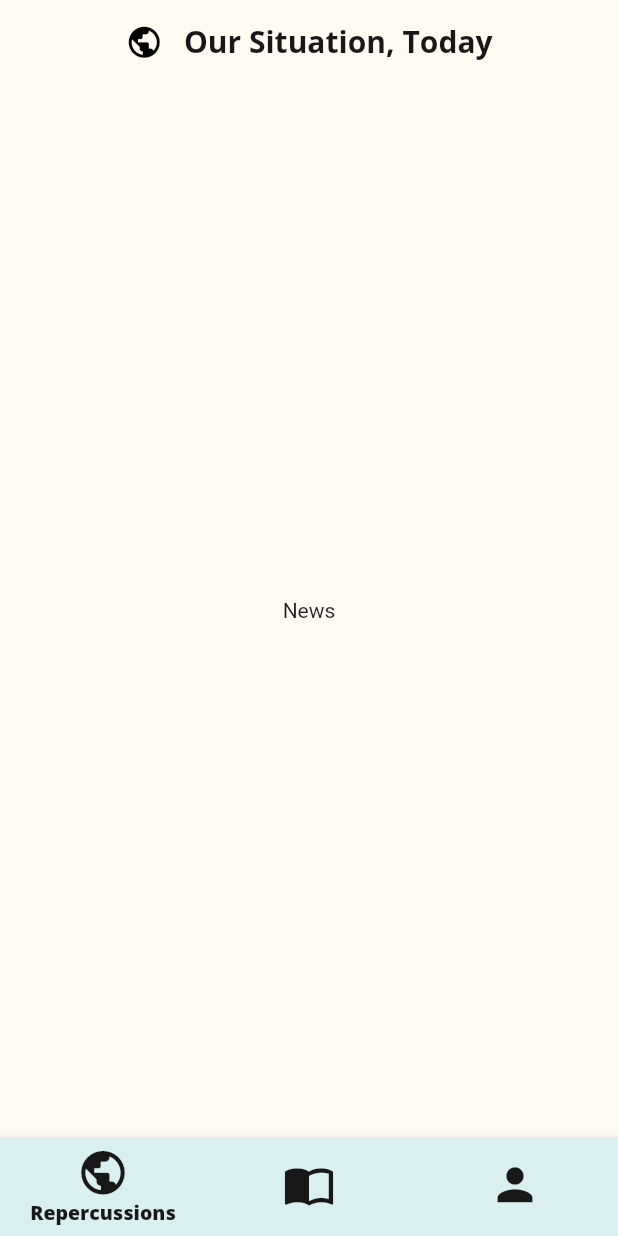
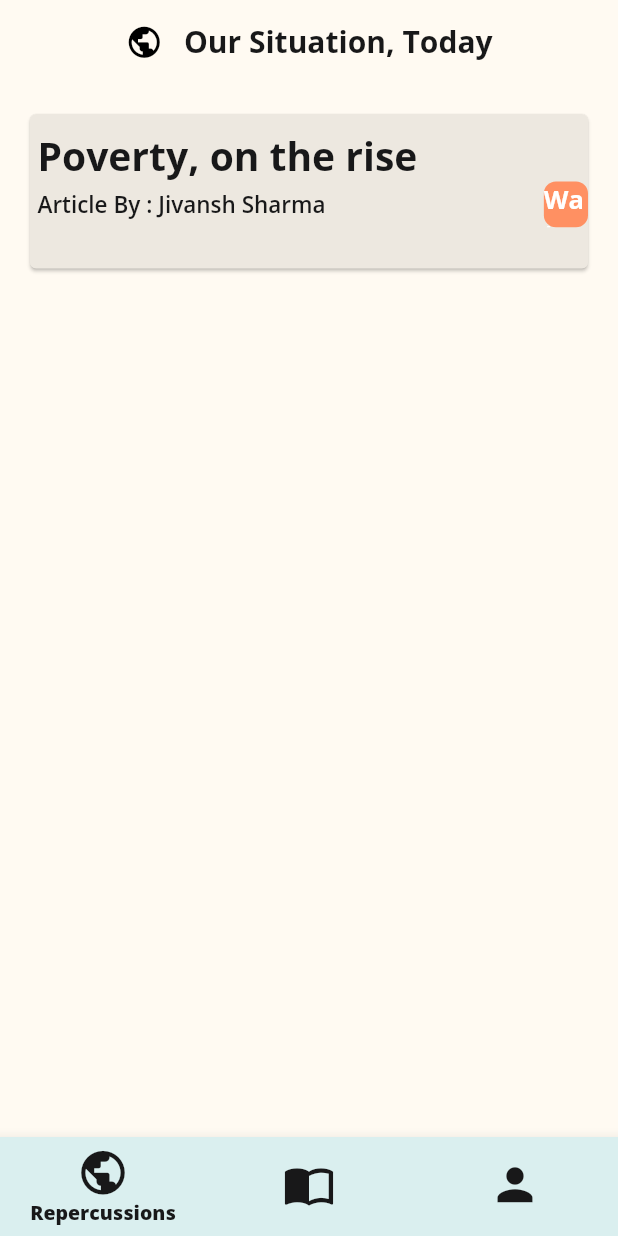
Before and after one commit to tofuSwag/wakeup-exun, a Flutter app: the screen it shows after launch, on a phone screen of 412 x 824 dp. Run offline on Flutter 3.47's test engine with Material 2 defaults, Android fonts, the phone set to English and light mode, and no system bars.

Commit message:
finish card layout

```diff
--- /dev/null
+++ b/lib/components/news.dart
@@ -0,0 +1,97 @@
+import 'package:flutter/material.dart';
+import 'package:wakeup/configs/palette.dart';
+
+class News extends StatefulWidget {
+  final String newsTitle;
+  final String newsAuthor;
+  final String newsTag;
+  final screenWidth;
+  final screenHeight;
+
+  const News(
+      {Key key,
+      this.newsTitle,
+      this.newsAuthor,
+      this.newsTag,
+      this.screenWidth,
+      this.screenHeight})
+      : super(key: key);
+
+  @override
+  _NewsState createState() => _NewsState();
+}
+
+class _NewsState extends State<News> {
+  String _newsTitle;
+  String _newsAuthor;
+  String _newsTag;
+  var _screenWidth;
+  var _screenHeight;
+
+  @override
+  void initState() {
+    super.initState();
+    _newsTitle = widget.newsTitle;
+    _newsAuthor = widget.newsAuthor;
+    _newsTag = widget.newsTag;
+    _screenHeight = widget.screenHeight;
+    _screenWidth = widget.screenWidth;
+  }
+
+  @override
+  Widget build(BuildContext context) {
+    final titleTheme = Theme.of(context).textTheme.caption;
+    final authorTheme = Theme.of(context).textTheme.bodyText1;
+    return Card(
+      margin: EdgeInsets.all(20),
+      color: Palette.cardBackground,
+      elevation: 1.0,
+      child: Container(
+        height: _screenHeight / 8,
+        width: _screenWidth,
+        child: Column(
+          children: [
+            Row(
+              children: [
+                Padding(
+                  padding: const EdgeInsets.only(top: 10, left: 5),
+                  child: Text("$_newsTitle", style: titleTheme),
+                ),
+              ],
+            ),
+            SafeArea(
+              child: Row(
+                mainAxisAlignment: MainAxisAlignment.spaceBetween,
+                children: [
+                  Padding(
+                    padding: const EdgeInsets.only(left: 5),
+                    child:
+                        Text("Article By : $_newsAuthor", style: authorTheme),
+                  ),
+                  Container(
+                    child: Center(
+                      child: Text(
+                        "Water",
+                        style: TextStyle(
+                          fontFamily: "OSBold",
+                          fontSize: 17,
+                          color: Colors.white,
+                        ),
+                      ),
+                    ),
+                    height: _screenHeight / 27,
+                    width: _screenWidth / 14,
+                    decoration: BoxDecoration(
+                      color: Palette.accent,
+                      borderRadius: BorderRadius.circular(8),
+                    ),
+                  )
+                ],
+              ),
+            ),
+          ],
+        ),
+      ),
+    );
+  }
+}
--- a/lib/configs/palette.dart
+++ b/lib/configs/palette.dart
@@ -8,6 +8,7 @@ class Palette {
   static const Color accent = Color(0xffFF9062);
   static const Color hint = Color(0xff84B7B6);
   static const Color lightHint = Color(0xffDAEFEF);
+  static const Color cardBackground = Color(0xffEDE8E0);
 
   // Article Tags
   static const Color poverty = Color(0xffEFCA58);
--- a/lib/main.dart
+++ b/lib/main.dart
@@ -18,6 +18,10 @@
           accentColor: Palette.accent,
           primarySwatch: Colors.blue,
           textTheme: TextTheme(
+              caption: TextStyle(
+                  color: Palette.textColor,
+                  fontFamily: "OSBold",
+                  fontSize: 26.0),
               headline1: TextStyle(
                   color: Palette.textColor,
                   fontFamily: "OSExtraBold",
@@ -29,7 +33,7 @@
               bodyText1: TextStyle(
                   color: Palette.textColor,
                   fontFamily: "OSSemiBold",
-                  fontSize: 40.0),
+                  fontSize: 15.0),
               subtitle1: TextStyle(
                   color: Palette.textColor,
                   fontFamily: "OSRegular",
--- a/lib/screens/home.dart
+++ b/lib/screens/home.dart
@@ -1,7 +1,7 @@
 import 'package:flutter/material.dart';
 import 'package:wakeup/configs/palette.dart';
 
-import 'news.dart';
+import '../components/news.dart';
 
 class HomeScreen extends StatefulWidget {
   @override
@@ -9,20 +9,19 @@ class HomeScreen extends StatefulWidget {
 }
 
 class _HomeScreenState extends State<HomeScreen> {
-
   int _currentIndex = 0;
 
   final views = [
-    // News(),
+    //News(newsAuthor: "Jivansh",newsTitle: "Poverty on the rise", newsTag: "Poverty",),
     Center(child: Text("News")),
     Center(child: Text("Ammends")),
     Center(child: Text("You")),
   ];
 
-
-
   @override
   Widget build(BuildContext context) {
+    final double screenHeight = MediaQuery.of(context).size.height;
+    final double screenWidth = MediaQuery.of(context).size.width;
     return Scaffold(
       backgroundColor: Palette.scaffold,
       appBar: AppBar(
@@ -34,7 +33,7 @@ class _HomeScreenState extends State<HomeScreen> {
           children: [
             Icon(Icons.public, size: 25.0),
             Padding(
-              padding: const EdgeInsets.fromLTRB(14.0,0,0,0),
+              padding: const EdgeInsets.fromLTRB(14.0, 0, 0, 0),
               child: Text(
                 "Our Situation, Today",
                 style: Theme.of(context).textTheme.headline2,
@@ -43,7 +42,14 @@ class _HomeScreenState extends State<HomeScreen> {
           ],
         ),
       ),
-      body: views[_currentIndex],
+      // body: views[_currentIndex],
+      body: News(
+        newsAuthor: "Jivansh Sharma",
+        newsTitle: "Poverty, on the rise",
+        newsTag: "Poverty",
+        screenHeight: screenHeight,
+        screenWidth: screenWidth,
+      ),
       bottomNavigationBar: BottomNavigationBar(
         selectedItemColor: Palette.textColor,
         unselectedItemColor: Palette.textColor,
@@ -51,7 +57,8 @@ class _HomeScreenState extends State<HomeScreen> {
         backgroundColor: Palette.lightHint,
         showUnselectedLabels: false,
         iconSize: 35,
-        selectedLabelStyle: TextStyle(fontFamily: "OSExtraBold", fontSize: 13.0),
+        selectedLabelStyle:
+            TextStyle(fontFamily: "OSExtraBold", fontSize: 13.0),
         items: [
           BottomNavigationBarItem(
             icon: Icon(Icons.public),
--- a/lib/screens/news.dart
+++ /dev/null
@@ -1,15 +0,0 @@
-import 'package:flutter/material.dart';
-
-class News extends StatefulWidget {
-  @override
-  _NewsState createState() => _NewsState();
-}
-
-class _NewsState extends State<News> {
-  @override
-  Widget build(BuildContext context) {
-    return Scaffold(
-
-    );
-  }
-}
```
